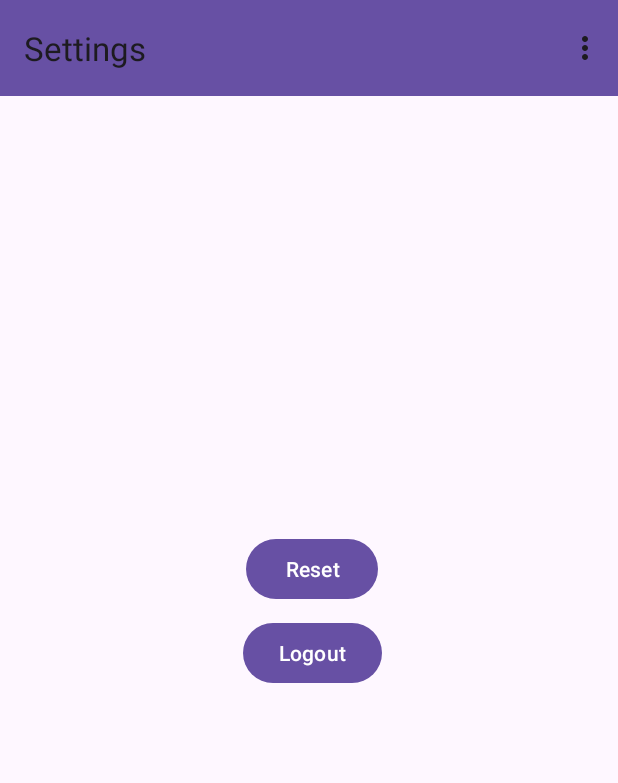
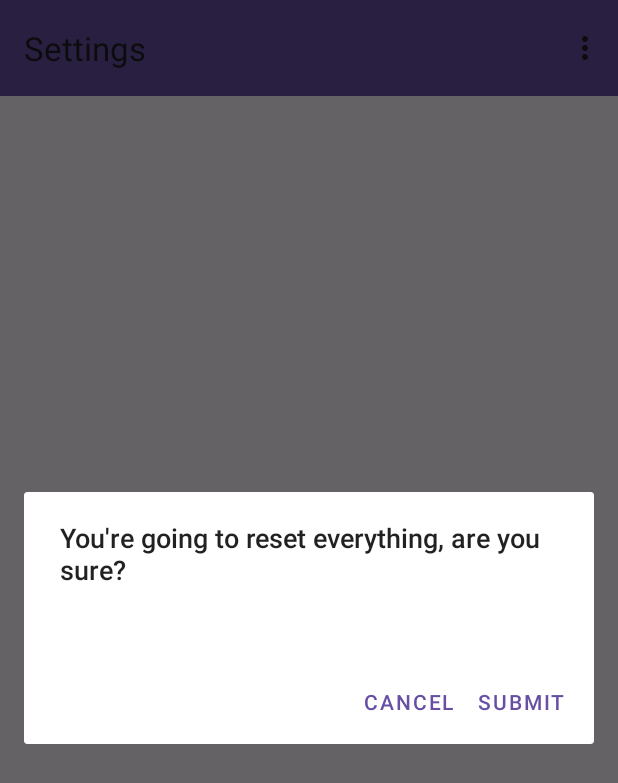
Before and after one commit to noncedikenny/PM_Project_Valente, an Android app: the SettingsFragment screen opened through its navigation route, after a tap on "Reset", on a phone screen of 412 x 824 dp. Shown: the top 783 px of the screen. Run offline under Robolectric (Android 15) with nearby library versions, the phone set to English and light mode, and no system bars; our stand-ins replace Firebase (no records; nobody signed in at launch, a user with empty details on screens opened directly), data binding, navigation-ui; libraries missing offline, so code that uses them is left out: com.firebase.ui.

Commit message:
10 - Users can share something
- As title says, users can share passwords.
- Operators aren't still possible.

```diff
--- a/PasswordManager/app/src/main/java/it/progmob/passwordmanager/MainActivity.kt
+++ b/PasswordManager/app/src/main/java/it/progmob/passwordmanager/MainActivity.kt
@@ -3,13 +3,12 @@ package it.progmob.passwordmanager
 import android.os.Bundle
 import android.view.Menu
 import android.view.MenuItem
-import android.widget.Toast
+import androidx.activity.OnBackPressedCallback
 import androidx.activity.enableEdgeToEdge
 import androidx.activity.viewModels
 import androidx.appcompat.app.AppCompatActivity
 import androidx.navigation.findNavController
 import androidx.navigation.ui.onNavDestinationSelected
-import com.google.firebase.auth.FirebaseAuth
 import it.progmob.passwordmanager.databinding.ActivityMainBinding
 
 class MainActivity : AppCompatActivity() {
--- a/PasswordManager/app/src/main/java/it/progmob/passwordmanager/ManagerViewModel.kt
+++ b/PasswordManager/app/src/main/java/it/progmob/passwordmanager/ManagerViewModel.kt
@@ -4,6 +4,7 @@ import androidx.lifecycle.LiveData
 import androidx.lifecycle.MutableLiveData
 import androidx.lifecycle.ViewModel
 import com.google.firebase.Firebase
+import com.google.firebase.auth.FirebaseAuth
 import com.google.firebase.firestore.firestore
 
 class ManagerViewModel : ViewModel() {
@@ -122,10 +123,14 @@ class ManagerViewModel : ViewModel() {
         val passwordList: ArrayList<Password> = ArrayList()
         val pinList: ArrayList<Pin> = ArrayList()
         val ccList: ArrayList<CreditCard> = ArrayList()
+        val usersList: ArrayList<User> = ArrayList()
 
         _passwordList.value = passwordList
         _pinList.value = pinList
         _ccList.value = ccList
+        _usersList.value = usersList
+        imageClicked = 0
+        userID = ""
     }
 
     fun fetchDataFromDatabase(userId: String) {
@@ -169,6 +174,13 @@ class ManagerViewModel : ViewModel() {
 
         userRef.get().addOnSuccessListener { result ->
             val usersList = _usersList.value ?: mutableListOf()
+            val currentUser = FirebaseAuth.getInstance().currentUser
+            val self = currentUser?.let { User(it.uid, currentUser.email.toString()) }
+
+            if (self != null) {
+                usersList.add(self)
+            }
+
             for (document in result) {
                 val user = document.toObject(User::class.java)
                 user.let { usersList.add(it) }
--- a/PasswordManager/app/src/main/java/it/progmob/passwordmanager/SettingsFragment.kt
+++ b/PasswordManager/app/src/main/java/it/progmob/passwordmanager/SettingsFragment.kt
@@ -1,14 +1,18 @@
 package it.progmob.passwordmanager
 
+import android.app.AlertDialog
 import android.content.Intent
 import android.os.Bundle
 import android.view.LayoutInflater
 import android.view.View
 import android.view.ViewGroup
 import android.widget.Toast
+import androidx.activity.OnBackPressedCallback
 import androidx.appcompat.app.AppCompatActivity
 import androidx.fragment.app.Fragment
 import androidx.fragment.app.activityViewModels
+import androidx.navigation.Navigation
+import androidx.navigation.fragment.findNavController
 import com.firebase.ui.auth.AuthUI
 import com.google.firebase.Firebase
 import com.google.firebase.firestore.firestore
@@ -35,28 +39,51 @@ class SettingsFragment : Fragment() {
         super.onViewCreated(view, savedInstanceState)
 
         binding.resetButton.setOnClickListener {
+            val dialogBuilder = AlertDialog.Builder(requireContext())
+            val viewInflated: View = LayoutInflater.from(requireContext()).inflate(R.layout.confirm_layout, null, false)
+
+            dialogBuilder.setView(viewInflated)
+            dialogBuilder.setTitle("You're going to reset everything, are you sure?")
+            dialogBuilder.setCancelable(false)
+
+            // Buttons
+            dialogBuilder.setPositiveButton("Submit") { _, _ -> }
+            dialogBuilder.setNegativeButton("Cancel") { dialog, _ ->
+                dialog.cancel()
+            }
+
+            val alertDialog = dialogBuilder.create()
+            alertDialog.show()
+            alertDialog.getButton(AlertDialog.BUTTON_POSITIVE)?.setOnClickListener {
                 val db = Firebase.firestore
 
-            db.collection("Passwords").get()
-                .addOnSuccessListener { documents ->
+                val userRef = viewModel.userID?.let { it1 -> db.collection("users").document(it1) }
+
+                userRef?.collection("Passwords")?.get()
+                    ?.addOnSuccessListener { documents ->
                         for (document in documents) {
                             document.reference.delete()
                         }
                     };
-            db.collection("Pins").get()
-                .addOnSuccessListener { documents ->
+                userRef?.collection("Pins")?.get()
+                    ?.addOnSuccessListener { documents ->
                         for (document in documents) {
                             document.reference.delete()
                         }
                     };
-            db.collection("CreditCards").get()
-                .addOnSuccessListener { documents ->
+                userRef?.collection("CreditCards")?.get()
+                    ?.addOnSuccessListener { documents ->
                         for (document in documents) {
                             document.reference.delete()
                         }
                     };
 
                 viewModel.reset()
+
+                alertDialog.dismiss()
+
+                Toast.makeText(requireContext(), "Everything has been deleted correctly.", Toast.LENGTH_LONG).show()
+            }
         }
 
         binding.logoutButton.setOnClickListener {
--- a/PasswordManager/app/src/main/java/it/progmob/passwordmanager/UsersFragment.kt
+++ b/PasswordManager/app/src/main/java/it/progmob/passwordmanager/UsersFragment.kt
@@ -23,6 +23,9 @@ class UsersFragment : Fragment() {
     ): View {
         (activity as AppCompatActivity).supportActionBar?.title = "Main menu"
         binding = UsersFragmentBinding.inflate(inflater, container, false)
+
+        viewModel.reset()
+
         return binding.root
     }
 
@@ -41,8 +44,8 @@ class UsersFragment : Fragment() {
             binding.usersRV.adapter = UserAdapter(usersList) { selectedUserId ->
                 viewModel.userID = selectedUserId.id
                 Toast.makeText(requireContext(), selectedUserId.id, Toast.LENGTH_SHORT).show()
-                //viewModel.fetchDataFromDatabase(selectedUserId.id)
-                //Navigation.findNavController(view).navigate(R.id.action_usersFragment_to_mainFragment)
+                viewModel.fetchDataFromDatabase(selectedUserId.id)
+                Navigation.findNavController(view).navigate(R.id.action_usersFragment_to_mainFragment)
             }
         }
     }
--- a/PasswordManager/app/src/main/java/it/progmob/passwordmanager/WelcomeActivity.kt
+++ b/PasswordManager/app/src/main/java/it/progmob/passwordmanager/WelcomeActivity.kt
@@ -12,7 +12,6 @@ import com.google.firebase.auth.FirebaseAuth
 
 class WelcomeActivity : AppCompatActivity() {
 
-    private val viewModel: ManagerViewModel by viewModels()
     private val signInLauncher = registerForActivityResult(
         FirebaseAuthUIActivityResultContract(),
     ) { res ->
--- /dev/null
+++ b/PasswordManager/app/src/main/res/layout/confirm_layout.xml
@@ -0,0 +1,6 @@
+<?xml version="1.0" encoding="utf-8"?>
+<androidx.constraintlayout.widget.ConstraintLayout xmlns:android="http://schemas.android.com/apk/res/android"
+    xmlns:app="http://schemas.android.com/apk/res-auto"
+    xmlns:tools="http://schemas.android.com/tools"
+    android:layout_width="350dp"
+    android:layout_height="350dp"/>
--- a/PasswordManager/app/src/main/res/navigation/navigation_map.xml
+++ b/PasswordManager/app/src/main/res/navigation/navigation_map.xml
@@ -15,15 +15,29 @@
         <action
             android:id="@+id/action_mainFragment_to_settingsFragment"
             app:destination="@id/settingsFragment" />
+        <action
+            android:id="@+id/action_mainFragment_to_usersFragment"
+            app:destination="@id/usersFragment" />
     </fragment>
     <fragment
         android:id="@+id/listFragment"
         android:name="it.progmob.passwordmanager.ListFragment"
-        android:label="ListFragment" />
+        android:label="ListFragment" >
+        <action
+            android:id="@+id/action_listFragment_to_mainFragment"
+            app:destination="@id/mainFragment" />
+    </fragment>
     <fragment
         android:id="@+id/settingsFragment"
         android:name="it.progmob.passwordmanager.SettingsFragment"
-        android:label="SettingsFragment" />
+        android:label="SettingsFragment" >
+        <action
+            android:id="@+id/action_settingsFragment_to_mainFragment"
+            app:destination="@id/mainFragment" />
+        <action
+            android:id="@+id/action_settingsFragment_to_usersFragment"
+            app:destination="@id/usersFragment" />
+    </fragment>
     <fragment
         android:id="@+id/usersFragment"
         android:name="it.progmob.passwordmanager.UsersFragment"
```
Also changed, not shown: PasswordManager/app/src/main/java/it/progmob/passwordmanager/ListFragment.kt (+8 -0 lines), PasswordManager/app/src/main/java/it/progmob/passwordmanager/MainFragment.kt (+11 -0 lines), PasswordManager/app/src/main/res/layout/main_fragment.xml (+10 -0 lines), PasswordManager/app/src/main/res/layout/users_fragment.xml (+0 -10 lines). Lines whose indentation alone changed are shown as unchanged.
